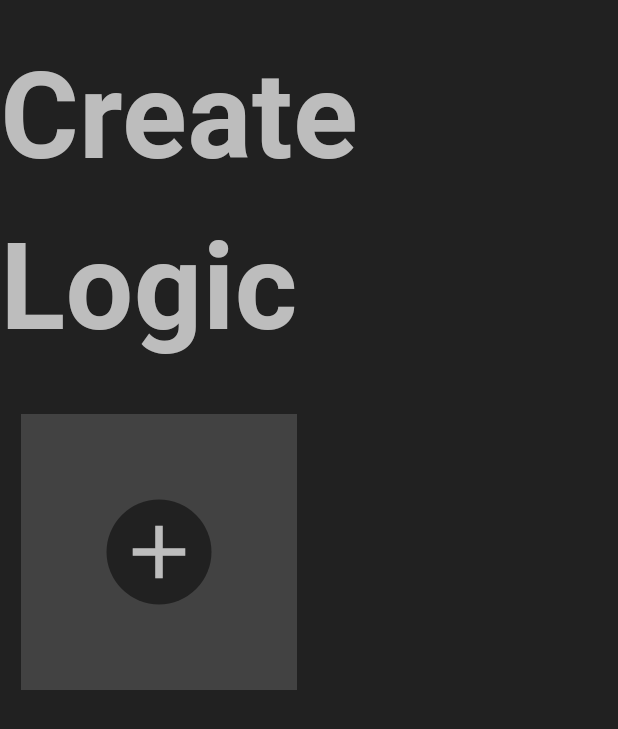
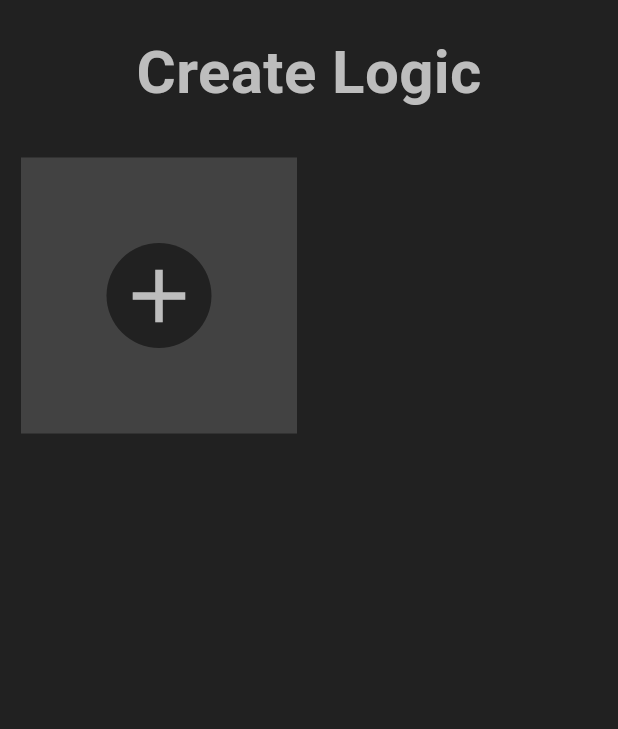
Before and after one commit to carbonanik/logic_builder, a Flutter app: the screen it shows after launch, on a phone screen of 412 x 824 dp. Shown: the top 729 px of the screen. Run offline on Flutter 3.47's test engine with Material 2 defaults, Android fonts, the light colour scheme and no system bars; our stand-ins replace hive_flutter, hooks_riverpod; accounts and stored records are empty.

Commit message:
added modile support

```diff
--- a/lib/features/logic_canvas/event_handlers.dart
+++ b/lib/features/logic_canvas/event_handlers.dart
@@ -26,7 +26,7 @@ class EventsHandler {
     }
   }
 
-  void handleOnTapDown(TapDownDetails details) {
+  void handleOnTapDown(TapUpDetails details) {
     final mode = _ref.read(drawingModeProvider);
     final localPosition = _excludePanOffset(details.localPosition);
     if (mode == Mode.view) {
@@ -35,6 +35,8 @@ class EventsHandler {
       _ref.read(wiresProvider.notifier).addWire(localPosition);
     } else if (mode == Mode.component) {
       _ref.read(componentsProvider).addComponent(localPosition);
+    } else if (mode == Mode.delete) {
+      handleDeleteKeypress();
     }
   }
 
@@ -77,7 +79,6 @@ class EventsHandler {
 
   void handleDeleteKeypress() {
     final deleted = _ref.read(wiresProvider).deleteMouseOverWire();
-    print(deleted);
     if (deleted) return;
     _ref.read(componentsProvider).deleteMouseOverComponent();
   }
--- a/lib/features/logic_canvas/notifier/component_notifier.dart
+++ b/lib/features/logic_canvas/notifier/component_notifier.dart
@@ -163,7 +163,7 @@ class ComponentNotifier extends ChangeNotifier {
     final cursorPos = _ref.read(cursorPositionProvider);
     for (var i = 0; i < ios.length; i++) {
       final globalPos = ios[i].pos + componentPos;
-      final isHovered = (globalPos - cursorPos).distance < 6;
+      final isHovered = (globalPos - cursorPos).distance < 10; // TODO this was 6
 
       if (isHovered) {
         return MatchedIoData(
--- a/lib/features/logic_canvas/notifier/wire_notifier.dart
+++ b/lib/features/logic_canvas/notifier/wire_notifier.dart
@@ -156,6 +156,7 @@ class WireNotifier extends ChangeNotifier {
             ),
       );
     }
+    notifyListeners();
   }
 
   void wireEndComponent(String wireID, String componentId) {
--- a/lib/features/logic_canvas/painter/logic_painter.dart
+++ b/lib/features/logic_canvas/painter/logic_painter.dart
@@ -136,7 +136,7 @@ class LogicPainter extends CustomPainter {
   void drawIOs(Canvas canvas, List<IO> ios, Offset partPos, bool isInput) {
     for (int i = 0; i < ios.length; i++) {
       final pos = ios[i].pos + partPos;
-      final hovered = (pos - cursorPos).distance < 6;
+      final hovered = (pos - cursorPos).distance < 10; // todo this was 6
 
       Paint? paint;
       final inputState = componentLookup[ios[i].id]?.state;
--- a/lib/features/logic_grid/grid_page.dart
+++ b/lib/features/logic_grid/grid_page.dart
@@ -1,3 +1,4 @@
+import 'package:flutter/foundation.dart';
 import 'package:flutter/material.dart';
 import 'package:hooks_riverpod/hooks_riverpod.dart';
 import 'package:logic_builder/features/logic_grid/provider/open_module_id_provider.dart';
@@ -13,12 +14,14 @@ class GridPage extends StatelessWidget {
 
   @override
   Widget build(BuildContext context) {
-    const width = 200;
     final screenWidth = MediaQuery.of(context).size.width;
+
+    final width = screenWidth > 400 ? 200 : 170;
     final count = (screenWidth / width).floor();
     return Scaffold(
       backgroundColor: Colors.grey[900],
-      body: Column(
+      body: SafeArea(
+        child: Column(
           children: [
             Center(
               child: Column(
@@ -29,7 +32,7 @@ class GridPage extends StatelessWidget {
                       'Create Logic',
                       style: TextStyle(
                         color: Colors.grey[400],
-                      fontSize: 80,
+                        fontSize: (defaultTargetPlatform == TargetPlatform.iOS || defaultTargetPlatform == TargetPlatform.android) ? 40 : 80,
                         fontWeight: FontWeight.bold,
                       ),
                     ),
@@ -74,6 +77,7 @@ class GridPage extends StatelessWidget {
               ),
             ),
           ],
+        ),
       ),
     );
   }
```
Also changed, not shown: lib/features/logic_canvas/canvas_page.dart (+24 -3 lines), lib/features/logic_canvas/painter/mouse_position_painter.dart (+17 -0 lines), lib/features/logic_canvas/painter/wire_painter.dart (+3 -11 lines). Lines whose indentation alone changed are shown as unchanged.
